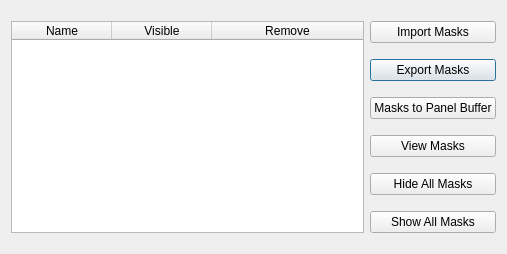
HEXRD/hexrdgui, file hexrd/ui/resources/ui/mask_manager_dialog.ui: the form before one commit.
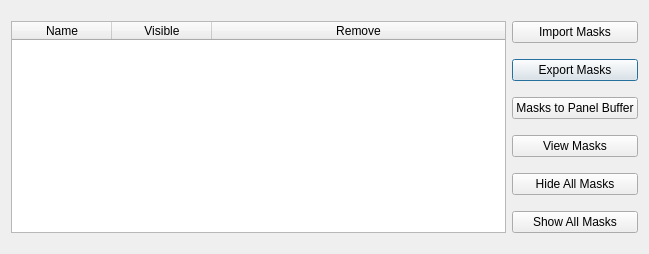
The form after the commit.

Commit message: Increase default width of mask manager dialog

Diff of the .ui file:
```diff
--- a/hexrd/ui/resources/ui/mask_manager_dialog.ui
+++ b/hexrd/ui/resources/ui/mask_manager_dialog.ui
@@ -6,7 +6,7 @@
    <rect>
     <x>0</x>
     <y>0</y>
-    <width>507</width>
+    <width>649</width>
     <height>254</height>
    </rect>
   </property>
```
